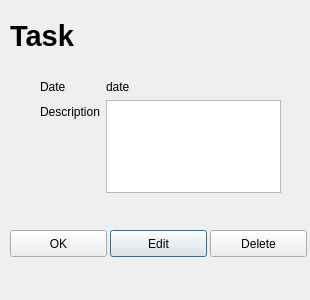
Old version of the form dialogs/task/TaskShow.ui in the repository supermaximo93/Computing_Project.
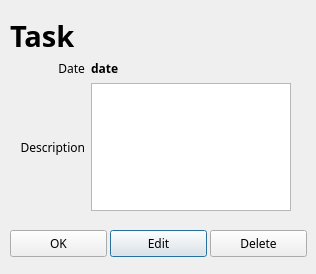
New version of the form.

The edit to the form file:
```diff
--- a/dialogs/task/TaskShow.ui
+++ b/dialogs/task/TaskShow.ui
@@ -6,10 +6,15 @@
    <rect>
     <x>0</x>
     <y>0</y>
-    <width>310</width>
-    <height>300</height>
+    <width>316</width>
+    <height>274</height>
    </rect>
   </property>
+  <property name="font">
+   <font>
+    <family>Sans Serif</family>
+   </font>
+  </property>
   <property name="windowTitle">
    <string>Dialog</string>
   </property>
@@ -46,21 +51,50 @@
     <string>Task</string>
    </property>
   </widget>
-  <widget class="QWidget" name="formLayoutWidget">
+  <widget class="QPushButton" name="pushButton_ok">
    <property name="geometry">
     <rect>
-     <x>40</x>
-     <y>80</y>
-     <width>241</width>
-     <height>113</height>
+     <x>10</x>
+     <y>230</y>
+     <width>97</width>
+     <height>27</height>
     </rect>
    </property>
-   <layout class="QFormLayout" name="formLayout">
+   <property name="text">
+    <string>OK</string>
+   </property>
+  </widget>
+  <widget class="QPushButton" name="pushButton_delete">
+   <property name="geometry">
+    <rect>
+     <x>210</x>
+     <y>230</y>
+     <width>97</width>
+     <height>27</height>
+    </rect>
+   </property>
+   <property name="text">
+    <string>Delete</string>
+   </property>
+  </widget>
+  <widget class="QWidget" name="gridLayoutWidget">
+   <property name="geometry">
+    <rect>
+     <x>20</x>
+     <y>60</y>
+     <width>271</width>
+     <height>151</height>
+    </rect>
+   </property>
+   <layout class="QGridLayout" name="gridLayout">
     <item row="0" column="0">
      <widget class="QLabel" name="label_date">
       <property name="text">
        <string>Date</string>
       </property>
+      <property name="alignment">
+       <set>Qt::AlignRight|Qt::AlignTrailing|Qt::AlignVCenter</set>
+      </property>
      </widget>
     </item>
     <item row="1" column="0">
@@ -68,6 +102,22 @@
       <property name="text">
        <string>Description</string>
       </property>
+      <property name="alignment">
+       <set>Qt::AlignRight|Qt::AlignTrailing|Qt::AlignVCenter</set>
+      </property>
+     </widget>
+    </item>
+    <item row="0" column="1">
+     <widget class="QLabel" name="label_dateE">
+      <property name="font">
+       <font>
+        <weight>75</weight>
+        <bold>true</bold>
+       </font>
+      </property>
+      <property name="text">
+       <string>date</string>
+      </property>
      </widget>
     </item>
     <item row="1" column="1">
@@ -80,41 +130,8 @@
       </property>
      </widget>
     </item>
-    <item row="0" column="1">
-     <widget class="QLabel" name="label_dateE">
-      <property name="text">
-       <string>date</string>
-      </property>
-     </widget>
-    </item>
    </layout>
   </widget>
-  <widget class="QPushButton" name="pushButton_ok">
-   <property name="geometry">
-    <rect>
-     <x>10</x>
-     <y>230</y>
-     <width>97</width>
-     <height>27</height>
-    </rect>
-   </property>
-   <property name="text">
-    <string>OK</string>
-   </property>
-  </widget>
-  <widget class="QPushButton" name="pushButton_delete">
-   <property name="geometry">
-    <rect>
-     <x>210</x>
-     <y>230</y>
-     <width>97</width>
-     <height>27</height>
-    </rect>
-   </property>
-   <property name="text">
-    <string>Delete</string>
-   </property>
-  </widget>
  </widget>
  <resources/>
  <connections/>
```
